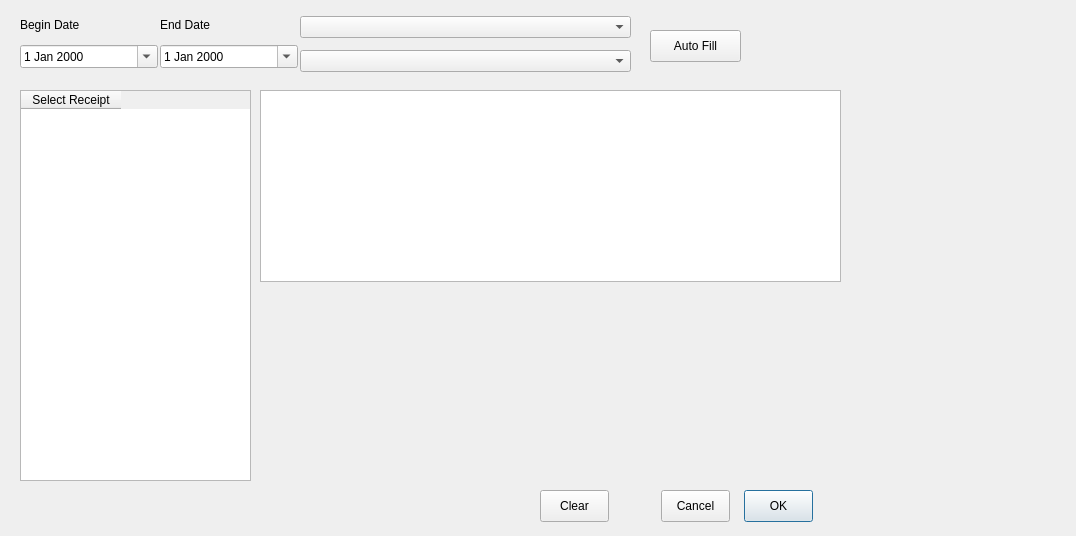
Old version of the form DLG/cassignreceiptdlg.ui in the repository hlunguite/saptuamDataQT.
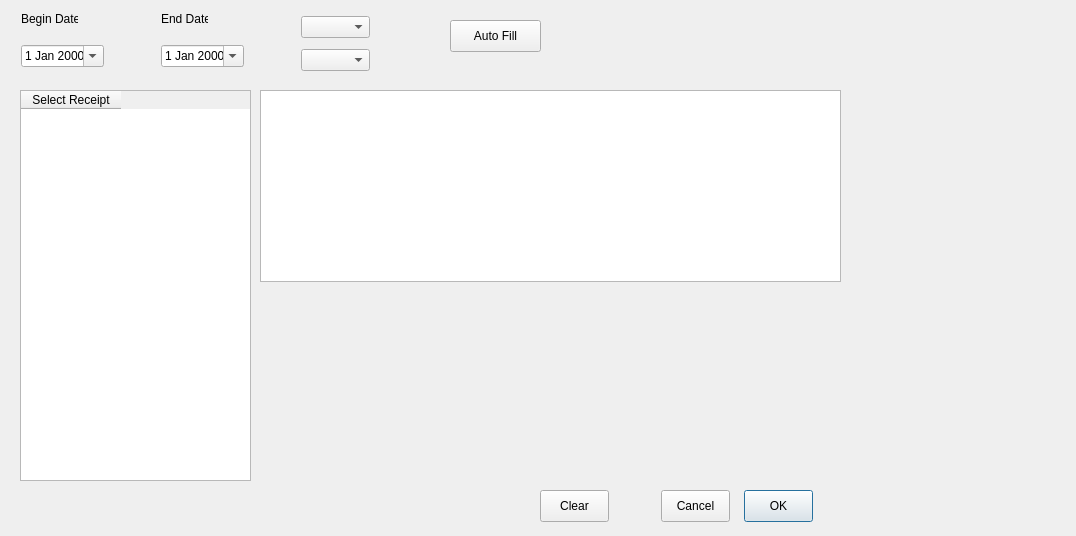
New version of the form.

```diff
--- a/DLG/cassignreceiptdlg.ui
+++ b/DLG/cassignreceiptdlg.ui
@@ -16,8 +16,8 @@
   <widget class="QPushButton" name="m_autoFillBtn">
    <property name="geometry">
     <rect>
-     <x>650</x>
-     <y>30</y>
+     <x>450</x>
+     <y>20</y>
      <width>91</width>
      <height>32</height>
     </rect>
@@ -64,64 +64,6 @@
     <string>Clear</string>
    </property>
   </widget>
-  <widget class="QWidget" name="layoutWidget">
-   <property name="geometry">
-    <rect>
-     <x>20</x>
-     <y>10</y>
-     <width>138</width>
-     <height>58</height>
-    </rect>
-   </property>
-   <layout class="QVBoxLayout" name="verticalLayout">
-    <item>
-     <widget class="QLabel" name="m_startDateLbl">
-      <property name="text">
-       <string>Begin Date</string>
-      </property>
-     </widget>
-    </item>
-    <item>
-     <widget class="QDateEdit" name="m_startDate">
-      <property name="displayFormat">
-       <string>d MMM yyyy</string>
-      </property>
-      <property name="calendarPopup">
-       <bool>true</bool>
-      </property>
-     </widget>
-    </item>
-   </layout>
-  </widget>
-  <widget class="QWidget" name="layoutWidget">
-   <property name="geometry">
-    <rect>
-     <x>160</x>
-     <y>10</y>
-     <width>138</width>
-     <height>58</height>
-    </rect>
-   </property>
-   <layout class="QVBoxLayout" name="verticalLayout_2">
-    <item>
-     <widget class="QLabel" name="m_endDateLbl">
-      <property name="text">
-       <string>End Date</string>
-      </property>
-     </widget>
-    </item>
-    <item>
-     <widget class="QDateEdit" name="m_endDate">
-      <property name="displayFormat">
-       <string>d MMM yyyy</string>
-      </property>
-      <property name="calendarPopup">
-       <bool>true</bool>
-      </property>
-     </widget>
-    </item>
-   </layout>
-  </widget>
   <widget class="QPushButton" name="m_cancelBtn">
    <property name="geometry">
     <rect>
@@ -151,23 +93,83 @@
     <bool>true</bool>
    </property>
   </widget>
-  <widget class="QWidget" name="layoutWidget">
+  <widget class="QDateEdit" name="m_startDate">
    <property name="geometry">
     <rect>
-     <x>300</x>
-     <y>10</y>
-     <width>331</width>
-     <height>68</height>
+     <x>21</x>
+     <y>45</y>
+     <width>83</width>
+     <height>22</height>
     </rect>
    </property>
-   <layout class="QVBoxLayout" name="verticalLayout_3">
-    <item>
-     <widget class="QComboBox" name="m_departmentComboBox"/>
-    </item>
-    <item>
-     <widget class="QComboBox" name="m_accountComboBox"/>
-    </item>
-   </layout>
+   <property name="displayFormat">
+    <string>d MMM yyyy</string>
+   </property>
+   <property name="calendarPopup">
+    <bool>true</bool>
+   </property>
+  </widget>
+  <widget class="QLabel" name="m_startDateLbl">
+   <property name="geometry">
+    <rect>
+     <x>21</x>
+     <y>11</y>
+     <width>57</width>
+     <height>16</height>
+    </rect>
+   </property>
+   <property name="text">
+    <string>Begin Date</string>
+   </property>
+  </widget>
+  <widget class="QLabel" name="m_endDateLbl">
+   <property name="geometry">
+    <rect>
+     <x>161</x>
+     <y>11</y>
+     <width>47</width>
+     <height>16</height>
+    </rect>
+   </property>
+   <property name="text">
+    <string>End Date</string>
+   </property>
+  </widget>
+  <widget class="QDateEdit" name="m_endDate">
+   <property name="geometry">
+    <rect>
+     <x>161</x>
+     <y>45</y>
+     <width>83</width>
+     <height>22</height>
+    </rect>
+   </property>
+   <property name="displayFormat">
+    <string>d MMM yyyy</string>
+   </property>
+   <property name="calendarPopup">
+    <bool>true</bool>
+   </property>
+  </widget>
+  <widget class="QComboBox" name="m_accountComboBox">
+   <property name="geometry">
+    <rect>
+     <x>301</x>
+     <y>49</y>
+     <width>69</width>
+     <height>22</height>
+    </rect>
+   </property>
+  </widget>
+  <widget class="QComboBox" name="m_departmentComboBox">
+   <property name="geometry">
+    <rect>
+     <x>301</x>
+     <y>16</y>
+     <width>69</width>
+     <height>22</height>
+    </rect>
+   </property>
   </widget>
  </widget>
  <resources/>
```
